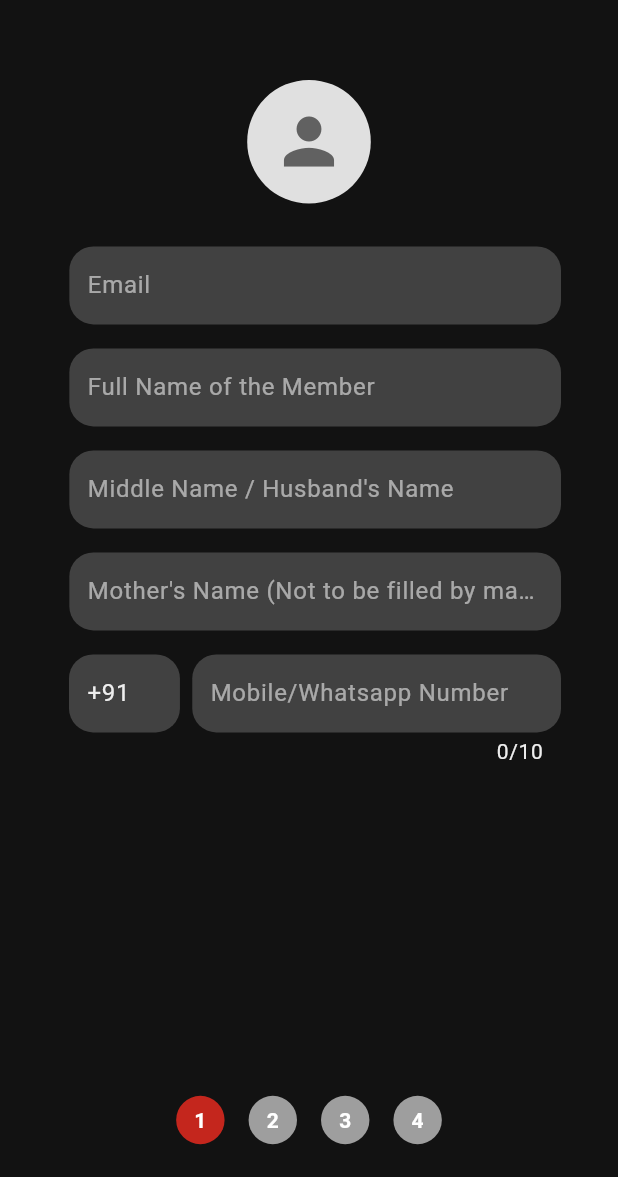
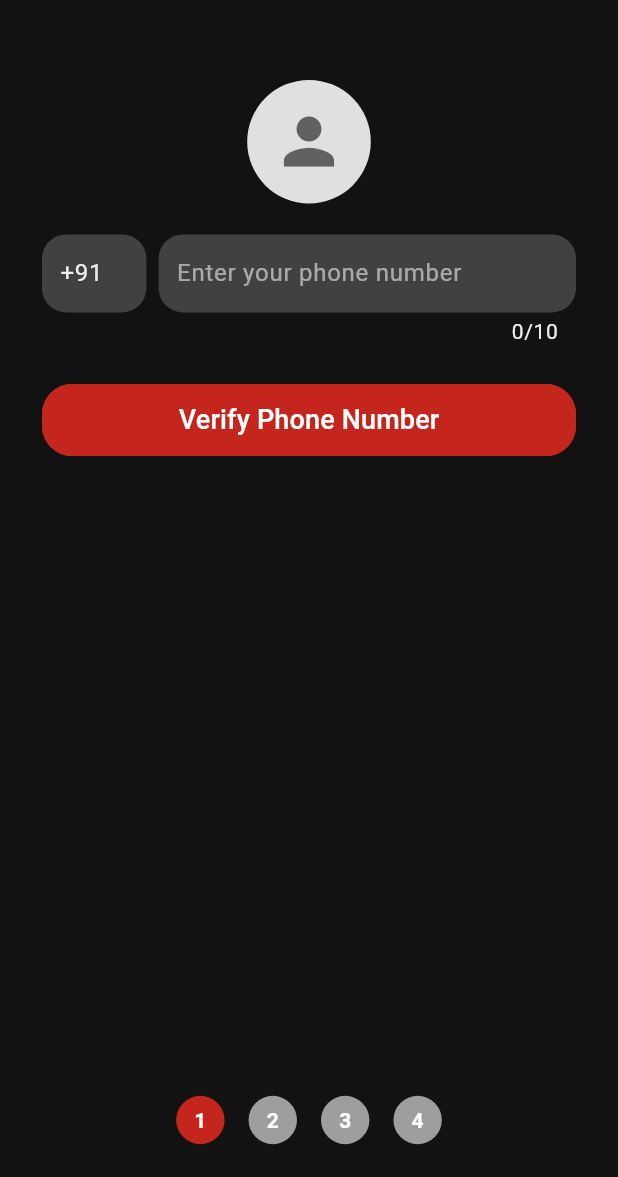
Before and after one commit to anushhhka/commu, a Flutter app: the VillageMember screen opened directly, on a phone screen of 412 x 824 dp, the part 59-1236 px from its top. Run offline on Flutter 3.47's test engine with Material 3 defaults, Android fonts, the phone set to English and light mode, and no system bars; our stand-ins replace cloud_firestore, firebase_auth, firebase_core, firebase_storage, fluttertoast, image_picker and 1 more; accounts and stored records are empty; generated files the repository leaves out were written again.

Commit message:
Auth Process Completed

```diff
--- a/lib/constants/app_constants.dart
+++ b/lib/constants/app_constants.dart
@@ -23,14 +23,6 @@ class AppConstants {
     "Blood Group",
     "Whatsapp Number",
     "Mobile Number",
-  ];
-
-  final List<String> villageMemberFourthPageQuestions = [
-    "Document 1",
-    "Document 2",
-    "Document 3",
-    "Document 4",
-    "Document 5",
   ];
 
   final List<String> niyaniFirstPageQuestions = [
--- a/lib/main.dart
+++ b/lib/main.dart
@@ -1,11 +1,12 @@
 import 'package:firebase_core/firebase_core.dart';
 import 'package:flutter/material.dart';
 import 'package:heyoo/config/themes/dark_theme.dart';
+import 'package:heyoo/firebase_options.dart';
 import 'package:heyoo/screens/splash/splash_screen.dart';
 
 void main() async {
   WidgetsFlutterBinding.ensureInitialized();
-  await Firebase.initializeApp();
+  await Firebase.initializeApp(options: DefaultFirebaseOptions.currentPlatform);
   runApp(const MyApp());
 }
 
--- a/lib/screens/auth/login/login_screen.dart
+++ b/lib/screens/auth/login/login_screen.dart
@@ -124,7 +124,7 @@ class _LoginScreenState extends State<LoginScreen> {
                 onPressed: () {
                   Navigator.of(context).push(
                     MaterialPageRoute(
-                      builder: (context) => const SignUpScreen(),
+                      builder: (context) => SignUpScreen(),
                     ),
                   );
                 },
--- a/lib/screens/auth/signup/village_member.dart
+++ b/lib/screens/auth/signup/village_member.dart
@@ -1,9 +1,14 @@
 import 'dart:io';
 import 'package:flutter/material.dart';
+import 'package:fluttertoast/fluttertoast.dart';
 import 'package:heyoo/config/themes/app_colors.dart';
 import 'package:heyoo/constants/app_constants.dart';
+import 'package:heyoo/models/base_item_model.dart';
+import 'package:heyoo/screens/auth/login/login_screen.dart';
 import 'package:heyoo/screens/success_screen.dart';
 import 'package:heyoo/services/firebase/signup_service.dart';
+import 'package:heyoo/services/firebase/storage_service.dart';
+import 'package:heyoo/widgets/phone_text_field.dart';
 import 'package:heyoo/widgets/primary_elevated_button.dart';
 import 'package:heyoo/widgets/text_field_builder.dart';
 import 'package:image_picker/image_picker.dart';
@@ -21,6 +26,7 @@ class _VillageMemberState extends State<VillageMember> {
   final PageController _pageController = PageController();
   int _currentPage = 0;
   final List<bool> _pageValidationStatus = [false, false, false, false];
+  final TextEditingController _phoneNumberController = TextEditingController();
 
   final AppConstants _appConstants = AppConstants();
 
@@ -28,13 +34,12 @@ class _VillageMemberState extends State<VillageMember> {
   List<TextEditingController> _firstPageControllers = [];
   List<TextEditingController> _secondPageControllers = [];
   List<TextEditingController> _thirdPageControllers = [];
-  List<TextEditingController> _fourthPageControllers = [];
 
   // Separate GlobalKey<FormState> for each page
+  final GlobalKey<FormState> _zerothPageFormKey = GlobalKey<FormState>();
   final GlobalKey<FormState> _firstPageFormKey = GlobalKey<FormState>();
   final GlobalKey<FormState> _secondPageFormKey = GlobalKey<FormState>();
   final GlobalKey<FormState> _thirdPageFormKey = GlobalKey<FormState>();
-  final GlobalKey<FormState> _fourthPageFormKey = GlobalKey<FormState>();
 
   Future<void> _pickImage() async {
     final pickedFile = await _picker.pickImage(source: ImageSource.gallery);
@@ -56,9 +61,6 @@ class _VillageMemberState extends State<VillageMember> {
     for (var controller in _thirdPageControllers) {
       controller.dispose();
     }
-    for (var controller in _fourthPageControllers) {
-      controller.dispose();
-    }
     _pageController.dispose();
     super.dispose();
   }
@@ -74,9 +76,6 @@ class _VillageMemberState extends State<VillageMember> {
         (_) => TextEditingController());
     _thirdPageControllers = List.generate(
         _appConstants.villageMemberThirdPageQuestions.length,
-        (_) => TextEditingController());
-    _fourthPageControllers = List.generate(
-        _appConstants.villageMemberFourthPageQuestions.length,
         (_) => TextEditingController());
   }
 
@@ -104,17 +103,19 @@ class _VillageMemberState extends State<VillageMember> {
             _thirdPageControllers[i].text;
       }
 
-      // Collect answers from the fourth page and save them in a separate map
-      for (int i = 0; i < _fourthPageControllers.length; i++) {
-        documents[_appConstants.villageMemberFourthPageQuestions[i]] =
-            _fourthPageControllers[i].text;
+      String? storageUrl;
+      if (_image == null) {
+        storageUrl = null;
+      } else {
+        storageUrl = await FirebaseStorageService()
+            .uploadImage(_image!, _secondPageControllers[4].text);
       }
 
       // Save answers using the service
       bool response = await FirebaseSignUpService().saveVillageMembersDetails(
         userId: _firstPageControllers[4].text,
         data: data,
-        imagePath: _image?.path,
+        imagePath: storageUrl,
         documents: documents,
       );
 
@@ -123,9 +124,12 @@ class _VillageMemberState extends State<VillageMember> {
             MaterialPageRoute(builder: (context) {
           return const SuccessScreen();
         }));
-      } else {}
+      } else {
+        Fluttertoast.showToast(
+            msg: 'Failed to create account. Please try again.');
+      }
     } catch (e) {
-      // print("Error saving data to Firestore: $e");
+      Fluttertoast.showToast(msg: 'An error occurred. Please try again.');
     }
   }
 
@@ -168,12 +172,56 @@ class _VillageMemberState extends State<VillageMember> {
             Expanded(
               child: PageView(
                 controller: _pageController,
+                physics: const NeverScrollableScrollPhysics(),
                 onPageChanged: (index) {
                   setState(() {
                     _currentPage = index;
                   });
                 },
                 children: [
+                  Padding(
+                    padding: const EdgeInsets.symmetric(horizontal: 12.0),
+                    child: Column(
+                      children: [
+                        PhoneTextField(
+                          size: size,
+                          zerothPageFormKey: _zerothPageFormKey,
+                          phoneNumberController: _phoneNumberController,
+                        ),
+                        SizedBox(height: size.height * 0.03),
+                        PrimaryElevatedButton(
+                          buttonText: 'Verify Phone Number',
+                          onPressed: () async {
+                            if (!_zerothPageFormKey.currentState!.validate()) {
+                              return;
+                            }
+
+                            BaseItemModel response =
+                                await FirebaseSignUpService().isVillageMember(
+                                    _phoneNumberController.text);
+
+                            if (response.success) {
+                              Fluttertoast.showToast(
+                                msg: 'User already exists',
+                              );
+                              Navigator.of(context).push(
+                                MaterialPageRoute(
+                                  builder: (context) {
+                                    return LoginScreen();
+                                  },
+                                ),
+                              );
+                            } else {
+                              _pageController.nextPage(
+                                duration: const Duration(milliseconds: 300),
+                                curve: Curves.easeInOut,
+                              );
+                            }
+                          },
+                        ),
+                      ],
+                    ),
+                  ),
                   Padding(
                     padding: const EdgeInsets.symmetric(horizontal: 22.0),
                     child: SingleChildScrollView(
@@ -205,26 +253,12 @@ class _VillageMemberState extends State<VillageMember> {
                     child: SingleChildScrollView(
                       child: Form(
                         key: _thirdPageFormKey,
-                        child: TextFieldBuilder(
-                          questions:
-                              _appConstants.villageMemberThirdPageQuestions,
-                          controllers: _thirdPageControllers,
-                        ),
-                      ),
-                    ),
-                  ),
-                  Padding(
-                    padding: const EdgeInsets.symmetric(horizontal: 22.0),
-                    child: SingleChildScrollView(
-                      child: Form(
-                        key: _fourthPageFormKey,
                         child: Column(
-                          mainAxisSize: MainAxisSize.min,
                           children: [
                             TextFieldBuilder(
-                              questions: _appConstants
-                                  .villageMemberFourthPageQuestions,
-                              controllers: _fourthPageControllers,
+                              questions:
+                                  _appConstants.villageMemberThirdPageQuestions,
+                              controllers: _thirdPageControllers,
                             ),
                             SizedBox(height: size.height * 0.04),
                             PrimaryElevatedButton(
@@ -255,7 +289,7 @@ class _VillageMemberState extends State<VillageMember> {
                           curve: Curves.easeInOut,
                         );
                       }
-                    } else if (index < _currentPage) {
+                    } else if (index < _currentPage && index != 0) {
                       _pageController.jumpToPage(index);
                     }
                   },
@@ -289,16 +323,16 @@ class _VillageMemberState extends State<VillageMember> {
     bool isValid = false;
     switch (_currentPage) {
       case 0:
+        isValid = _zerothPageFormKey.currentState?.validate() ?? false;
+        break;
+      case 1:
         isValid = _firstPageFormKey.currentState?.validate() ?? false;
         break;
-      case 1:
+      case 2:
         isValid = _secondPageFormKey.currentState?.validate() ?? false;
         break;
-      case 2:
+      case 3:
         isValid = _thirdPageFormKey.currentState?.validate() ?? false;
-        break;
-      case 3:
-        isValid = _fourthPageFormKey.currentState?.validate() ?? false;
         break;
       default:
         isValid = false;
--- /dev/null
+++ b/lib/widgets/phone_text_field.dart
@@ -0,0 +1,64 @@
+import 'package:flutter/material.dart';
+import 'package:heyoo/config/themes/app_colors.dart';
+import 'package:heyoo/config/themes/typograph.dart';
+
+class PhoneTextField extends StatelessWidget {
+  const PhoneTextField({
+    super.key,
+    required this.size,
+    required GlobalKey<FormState> zerothPageFormKey,
+    required TextEditingController phoneNumberController,
+  })  : _zerothPageFormKey = zerothPageFormKey,
+        _phoneNumberController = phoneNumberController;
+
+  final Size size;
+  final GlobalKey<FormState> _zerothPageFormKey;
+  final TextEditingController _phoneNumberController;
+
+  @override
+  Widget build(BuildContext context) {
+    return Row(
+      children: [
+        Expanded(
+          flex: 1,
+          child: TextFormField(
+            enabled: false,
+            decoration: InputDecoration(
+              labelText: '+91',
+              counterText:
+                  ' ', // For Aligning the TextFormField with the second TextFormField
+              labelStyle: Typo.bodyLarge.copyWith(
+                color: AppColors.slightlyDarkGray,
+              ),
+              floatingLabelBehavior: FloatingLabelBehavior.never,
+            ),
+          ),
+        ),
+        SizedBox(width: size.height * 0.01),
+        Expanded(
+          flex: 4,
+          child: Form(
+            key: _zerothPageFormKey,
+            child: TextFormField(
+              maxLength: 10,
+              controller: _phoneNumberController,
+              keyboardType: TextInputType.phone,
+              validator: (value) {
+                if (value == null || value.isEmpty) {
+                  return 'Please enter your phone number';
+                } else if (value.length != 10) {
+                  return 'Please enter a valid phone number';
+                }
+                return null;
+              },
+              decoration: const InputDecoration(
+                hintText: 'Enter your phone number',
+                errorMaxLines: 2,
+              ),
+            ),
+          ),
+        ),
+      ],
+    );
+  }
+}
--- a/pubspec.yaml
+++ b/pubspec.yaml
@@ -28,17 +28,19 @@ environment:
 # the latest version available on pub.dev. To see which dependencies have newer
 # versions available, run `flutter pub outdated`.
 dependencies:
+  cloud_firestore: ^5.4.4
   cupertino_icons: ^1.0.8
+  firebase_auth: ^5.3.0
   firebase_core: ^3.5.0
-  firebase_auth: ^5.3.0
-  cloud_firestore: ^5.4.4
   firebase_messaging: ^15.1.3
+  firebase_storage: ^12.3.7
   flutter:
     sdk: flutter
   fluttertoast: ^8.2.8
   google_fonts: ^6.2.1
   image_picker: ^1.1.2
   intl: ^0.19.0
+  path: ^1.9.0
   pin_code_fields: ^8.0.1
   uuid: ^4.5.1
 
```
Also changed, not shown: lib/screens/auth/signup/niyani.dart (+75 -8 lines), lib/services/firebase/signup_service.dart (+36 -2 lines), lib/services/firebase/storage_service.dart (added, +33 -0 lines), pubspec.lock, 5 other files.
